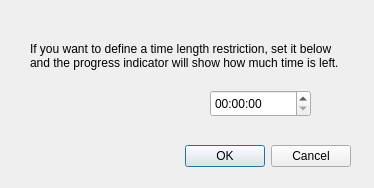
First picture: the form in aaxrecorder/record.ui, repository adalinbv/aax-support, before the edit.
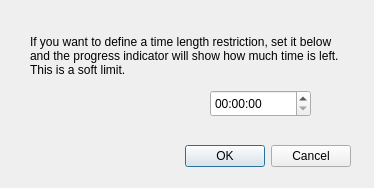
Second picture: the form after the edit.

Commit message: Make time restriction work

```diff
--- a/aaxrecorder/record.ui
+++ b/aaxrecorder/record.ui
@@ -52,7 +52,7 @@
     </rect>
    </property>
    <property name="text">
-    <string>If you want to define a time length restriction, set it below and the progress indicator will show how much time is left.</string>
+    <string>If you want to define a time length restriction, set it below and the progress indicator will show how much time is left. This is a soft limit.</string>
    </property>
    <property name="wordWrap">
     <bool>true</bool>
```
Left out of the diff: 2 changed lines with no effect on the pictures. The commit also changes 5 other files.
